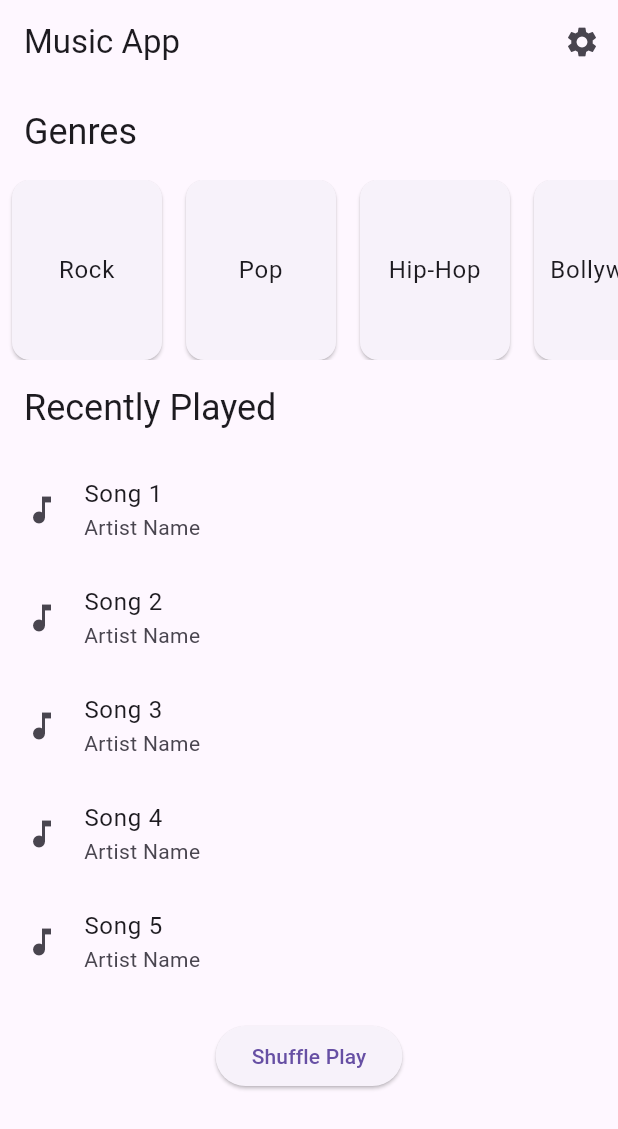
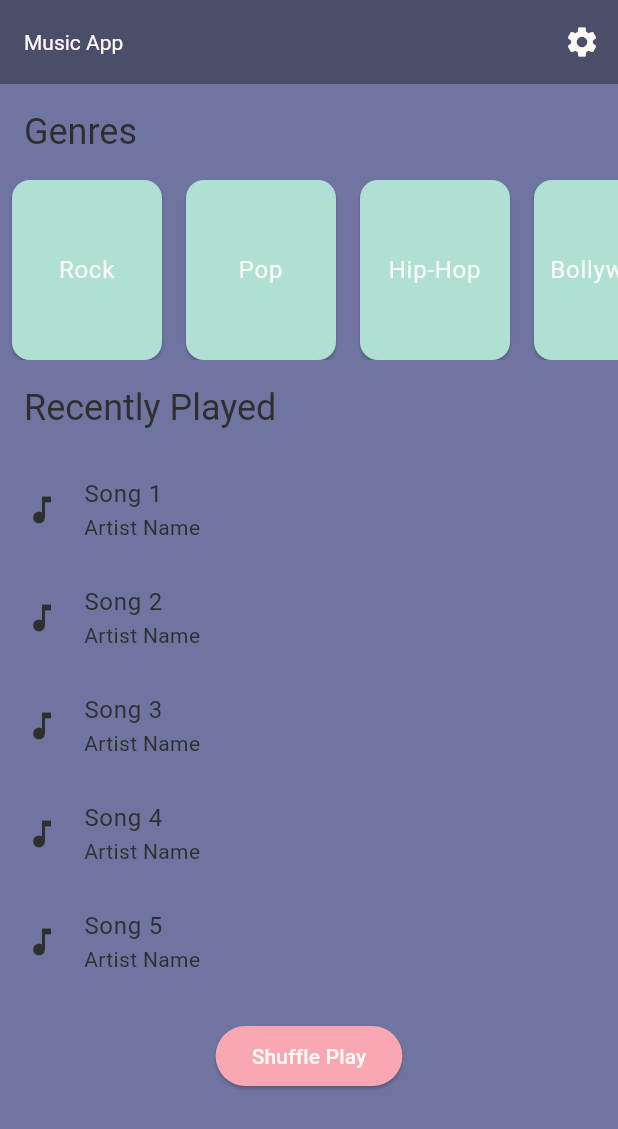
Before and after one commit to neeraj-bhatt/flutter-projects, a Flutter app: the screen it shows after launch, on a phone screen of 412 x 824 dp. Shown: the top 1129 px of the screen. Run offline on Flutter 3.47's test engine with Material 3 defaults, Android fonts, the phone set to English and light mode, and no system bars; our stand-ins replace flutter_riverpod, google_fonts, transparent_image.

Commit message:
dummy appTheme added

```diff
--- /dev/null
+++ b/beats_and_beast/lib/core/constants/app_theme.dart
@@ -0,0 +1,53 @@
+import 'package:beats_and_beast/main.dart';
+import 'package:flutter/material.dart';
+
+class AppTheme {
+  static const Color deepIndigo1 = Color(0xFF6F74A1); // Deep Indigo
+  static const Color deepIndigo = Color(0xFF4A4E69); // Deep Indigo
+  static const Color softCoral = Color(0xFFF9A8B3); // Soft Coral
+  static const Color mutedMint = Color(0xFFB0E0D3); // Muted Mint
+  static const Color charcoalGray = Color(0xFF2E2E2E); // Charcoal Gray
+  static const Color offWhite = Color(0xFFFAF9F6); // Off-White
+  static const Color slateGray = Color(0xFF5A5A5A); // Slate Gray
+
+
+  static final ThemeData theme = ThemeData(
+    primaryColor: deepIndigo,
+    scaffoldBackgroundColor: deepIndigo1,
+    cardColor: mutedMint,
+    textTheme: const TextTheme(
+      bodyLarge: TextStyle(color: offWhite), // Primary Text
+      bodyMedium: TextStyle(color: slateGray), // Secondary Text
+      bodySmall: TextStyle(color: charcoalGray), // Small Text
+      headlineLarge: TextStyle(color: offWhite), // Primary Text
+      headlineMedium: TextStyle(color: slateGray), // Secondary Text
+      headlineSmall: TextStyle(color: charcoalGray),
+    ),
+    elevatedButtonTheme: ElevatedButtonThemeData(
+      style: ElevatedButton.styleFrom(
+        backgroundColor: softCoral,
+        foregroundColor: offWhite,
+      ),
+    ),
+    appBarTheme: const AppBarTheme(
+      backgroundColor: deepIndigo,
+      iconTheme: IconThemeData(color: offWhite),
+      titleTextStyle: TextStyle(color: offWhite),
+    ),
+    iconTheme: const IconThemeData(color: offWhite),
+    colorScheme: const ColorScheme(
+      primary: deepIndigo,
+      primaryContainer: mutedMint,
+      secondary: softCoral,
+      secondaryContainer: slateGray,
+      surface: mutedMint,
+      error: Colors.red,
+      onPrimary: offWhite,
+      onSecondary: offWhite,
+      onSurface: charcoalGray,
+      onError: Colors.white,
+      brightness:
+          Brightness.dark, // Adjust based on overall theme (light/dark mode)
+    ),
+  );
+}
--- a/beats_and_beast/lib/main.dart
+++ b/beats_and_beast/lib/main.dart
@@ -1,5 +1,7 @@
 import 'package:flutter/material.dart';
+
 import 'features/home/home_screen.dart';
+import 'core/constants/app_theme.dart';
 
 void main() {
   runApp(App());
@@ -12,6 +14,7 @@ class App extends StatelessWidget {
   Widget build(BuildContext context) {
     return MaterialApp(
       debugShowCheckedModeBanner: false,
+      theme: AppTheme.theme,
       home: const HomeScreen(),
     );
   }
```
